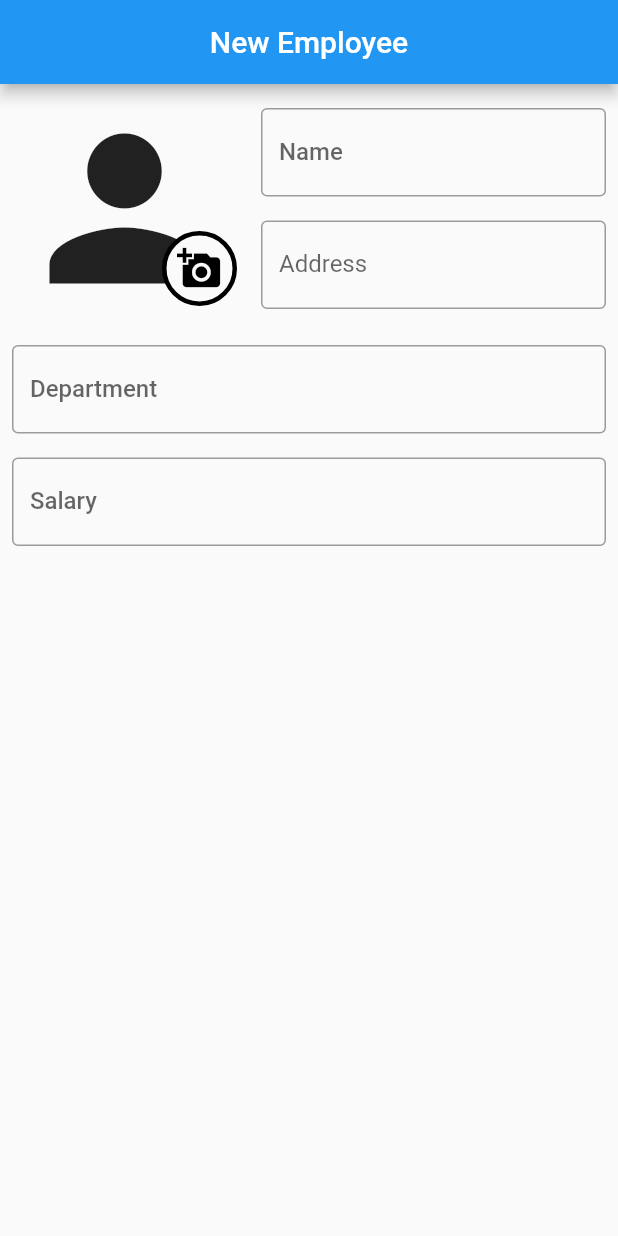
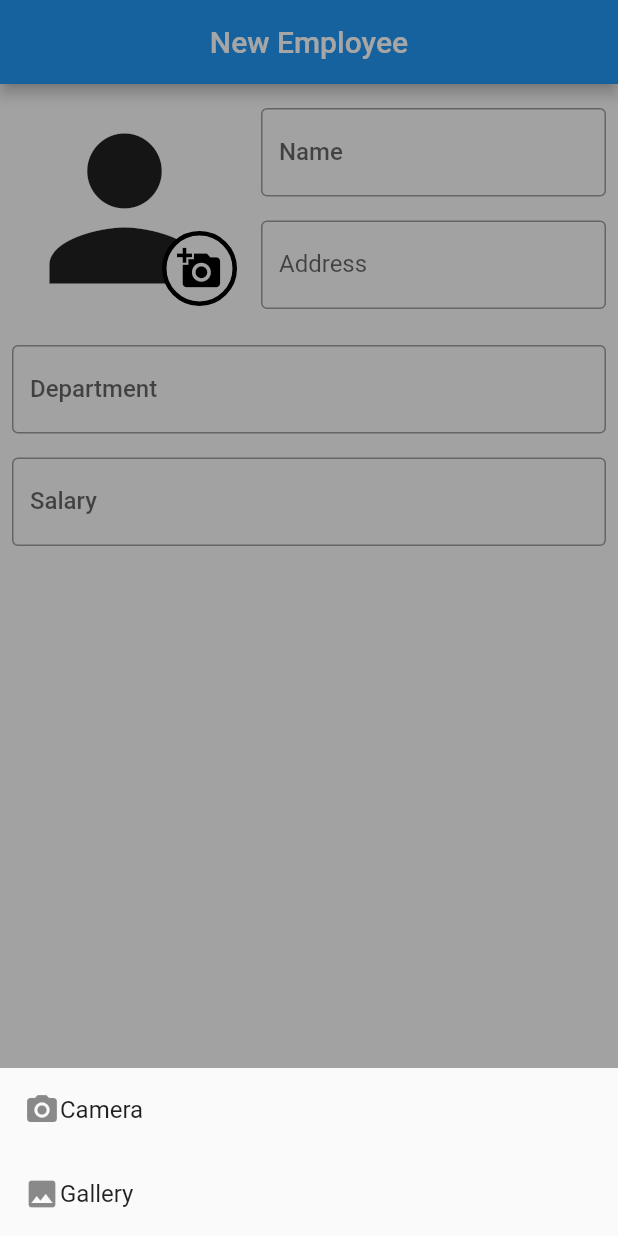
Before and after one commit to zahradjan/employee-view-app, a Flutter app: the NewEmployeeCard screen opened directly, after a tap on the "person" icon, on a phone screen of 412 x 824 dp. Run offline on Flutter 3.47's test engine with Material 2 defaults, Android fonts, the light colour scheme and no system bars; our stand-ins replace cached_network_image, floor, get, image_picker, modal_bottom_sheet, sqflite; accounts and stored records are empty; generated files the repository leaves out were written again.

Commit message:
Image picker camera or gallery done

```diff
--- a/lib/screens/components/employee_img_picker.dart
+++ b/lib/screens/components/employee_img_picker.dart
@@ -8,6 +8,7 @@ import 'package:flutter/src/widgets/framework.dart';
 import 'package:get/get.dart';
 import 'package:image_picker/image_picker.dart';
 import 'package:mobilesoft_flutter_test/controllers/employees_controller.dart';
+import 'package:modal_bottom_sheet/modal_bottom_sheet.dart';
 
 // : FileImage(File(employeesController.profilePicPath.value))
 class EmployeeImagePicker extends StatelessWidget {
@@ -15,13 +16,18 @@ class EmployeeImagePicker extends StatelessWidget {
   File? pickedFile;
   ImagePicker imagePicker = ImagePicker();
   EmployeesController employeesController = Get.find();
-  Future<void> pickImage() async {
+  Future<void> pickImage(ImageSource imageSource) async {
     try {
-      var image = await imagePicker.pickImage(source: ImageSource.camera);
+      var image = await imagePicker.pickImage(source: imageSource);
       if (image == null) return;
       employeesController.setProfileImagePath(image.path);
     } on PlatformException catch (e) {
       //TODO:Show snackbar
+      Get.snackbar(
+        'Failed to pick image',
+        '$e',
+        snackPosition: SnackPosition.BOTTOM,
+      );
       print("Failed to pick image $e");
     }
   }
@@ -30,7 +36,41 @@ class EmployeeImagePicker extends StatelessWidget {
   Widget build(BuildContext context) {
     return InkWell(
       onTap: () async {
-        pickImage();
+        showMaterialModalBottomSheet(
+          context: context,
+          builder: (context) => SingleChildScrollView(
+            controller: ModalScrollController.of(context),
+            child: Column(
+              children: [
+                ListTile(
+                  title: Row(
+                    children: [
+                      Icon(Icons.camera_alt),
+                      Text('Camera'),
+                    ],
+                  ),
+                  onTap: () {
+                    Get.back();
+                    pickImage(ImageSource.camera);
+                  },
+                ),
+                ListTile(
+                  title: Row(
+                    children: [
+                      Icon(Icons.image),
+                      Text('Gallery'),
+                    ],
+                  ),
+                  onTap: () {
+                    Get.back();
+                    pickImage(ImageSource.gallery);
+                  },
+                )
+              ],
+            ),
+          ),
+        );
+        // pickImage();
         print("Tap");
       },
       child: Stack(
--- a/pubspec.yaml
+++ b/pubspec.yaml
@@ -37,6 +37,7 @@ dependencies:
   floor: ^1.3.0
   cached_network_image: ^3.2.1
   image_picker: ^0.8.5+3
+  modal_bottom_sheet: ^2.1.2
 
 dev_dependencies:
   flutter_test:
```
Also changed, not shown: pubspec.lock.
